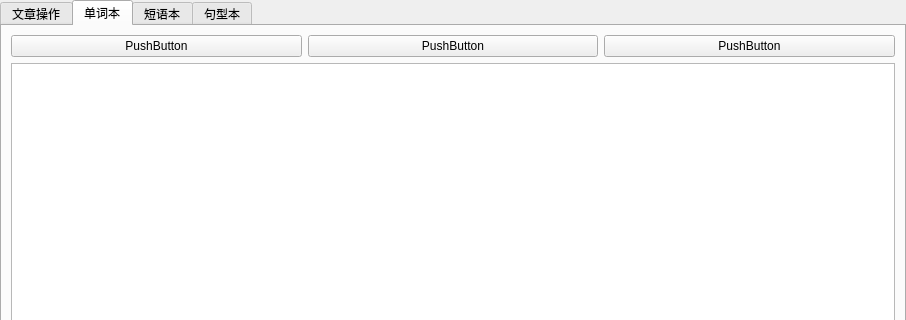
Old version of the form window/wordsbook.ui in the repository gaazau/MyEnglishIsPoor; both pictures show x 0 to 906 and y 0 to 320 of the 906 by 880 pixel window.
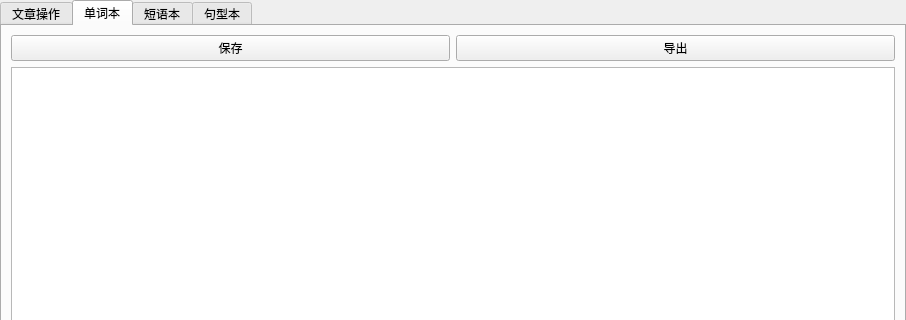
New version of the form.

Diff of the .ui file:
```diff
--- a/window/wordsbook.ui
+++ b/window/wordsbook.ui
@@ -86,21 +86,14 @@
           <item>
            <widget class="QPushButton" name="pushButton_3">
             <property name="text">
-             <string>PushButton</string>
-            </property>
-           </widget>
-          </item>
-          <item>
-           <widget class="QPushButton" name="pushButton_2">
-            <property name="text">
-             <string>PushButton</string>
+             <string>保存</string>
             </property>
            </widget>
           </item>
           <item>
            <widget class="QPushButton" name="pushButton">
             <property name="text">
-             <string>PushButton</string>
+             <string>导出</string>
             </property>
            </widget>
           </item>
```
Left out of the diff: 2 changed lines with no effect on the pictures.
